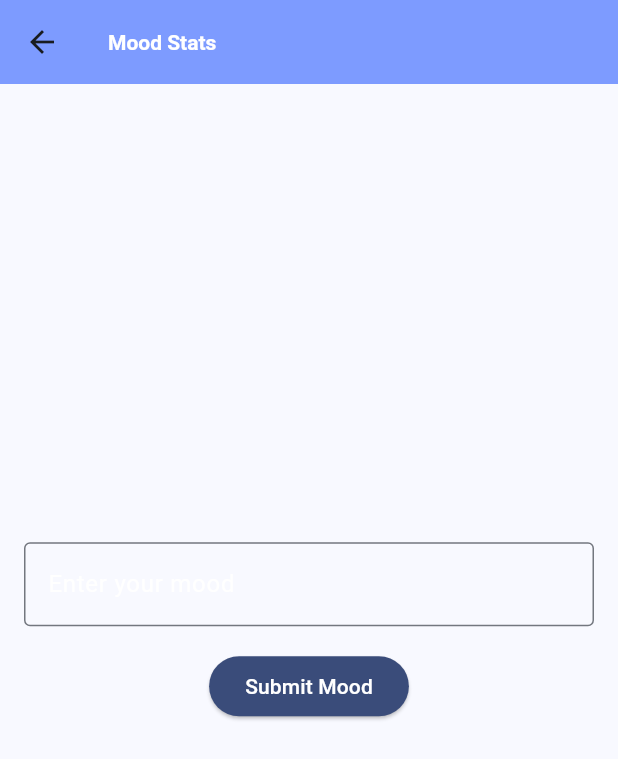
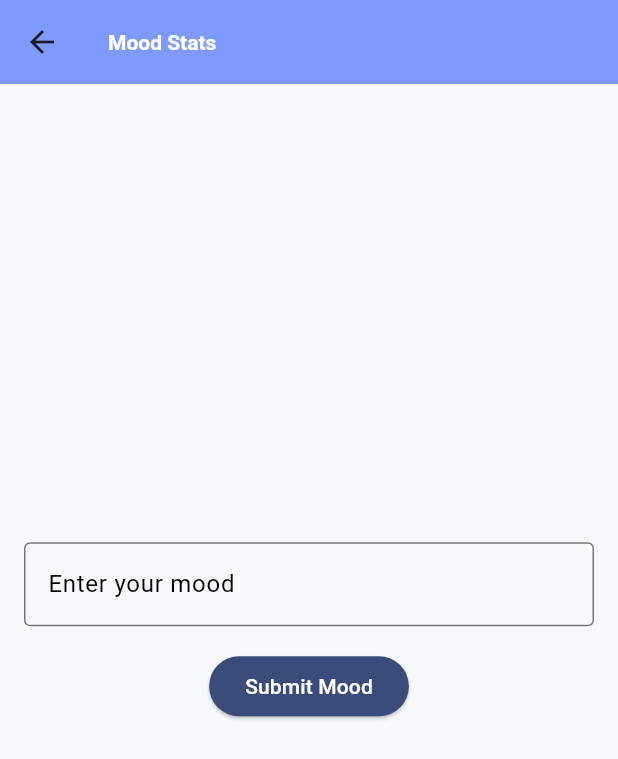
Before and after one commit to alexlucas03/vestal, a Flutter app: the screen it shows after launch, after a tap on "Mood Stats", on a phone screen of 412 x 824 dp. Shown: the top 759 px of the screen. Run offline on Flutter 3.47's test engine with Material 2 defaults, Android fonts, the phone set to English and light mode, and no system bars; missing offline and left inert: postgres.

Commit message:
working xcode demos, db injections

```diff
--- a/lib/main.dart
+++ b/lib/main.dart
@@ -10,14 +10,12 @@ Future<void> addMood(String mood) async {
     final conn = await Connection.open(Endpoint(
       host: 'ep-yellow-truth-a5ebo559.us-east-2.aws.neon.tech',
       database: 'voyagersdb',
-      username: 'alexlucas03',
+      username: 'voyageruser',
       password: 'Sk3l3ton!sk3l3ton',
     ));
     await conn.execute(
-      'INSERT INTO moods (mood) VALUES (@mood)',
-      parameters: {
-        '@mood': mood,
-      },
+      r'INSERT INTO moods VALUES ($1)',
+      parameters: [mood],
     );
   } catch (e) {
     print('Error: ${e.toString()}');
@@ -40,10 +38,6 @@ class MyApp extends StatelessWidget {
             color: Colors.white, // White text in AppBar
             fontWeight: FontWeight.bold,
           ),
-        ),
-        textTheme: const TextTheme(
-          bodyText1: TextStyle(color: Colors.white), // White text globally
-          bodyText2: TextStyle(color: Colors.white), // White text globally
         ),
         buttonTheme: const ButtonThemeData(
           buttonColor: Color(0xFF3A4C7A), // Darkest blue for buttons
@@ -190,10 +184,10 @@ class _MoodStatsState extends State<MoodStats> {
               controller: _moodController,
               decoration: const InputDecoration(
                 labelText: 'Enter your mood',
-                labelStyle: TextStyle(color: Colors.white),
+                labelStyle: TextStyle(color: Colors.black),
                 border: OutlineInputBorder(),
               ),
-              style: const TextStyle(color: Colors.white),
+              style: const TextStyle(color: Colors.black),
             ),
             const SizedBox(height: 16),
             ElevatedButton(
@@ -203,7 +197,7 @@ class _MoodStatsState extends State<MoodStats> {
             const SizedBox(height: 16),
             Text(
               _statusMessage,
-              style: const TextStyle(color: Colors.white),
+              style: const TextStyle(color: Colors.black),
             ),
           ],
         ),
```
